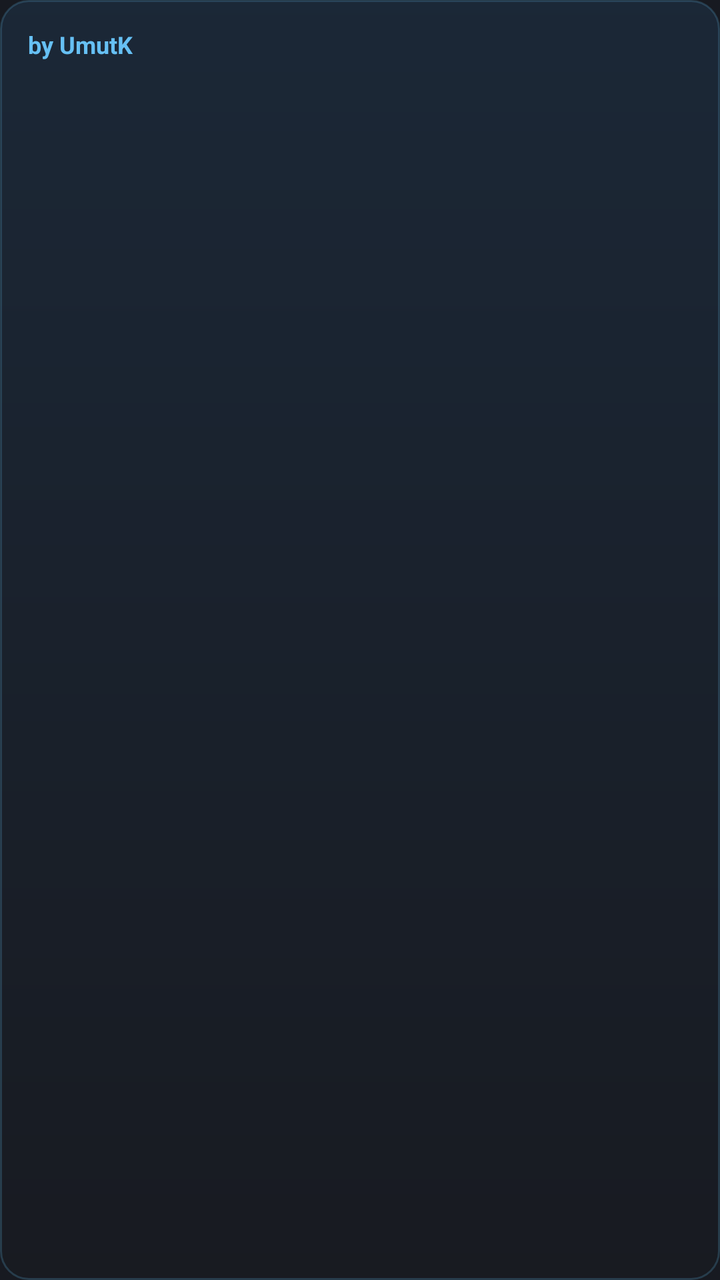
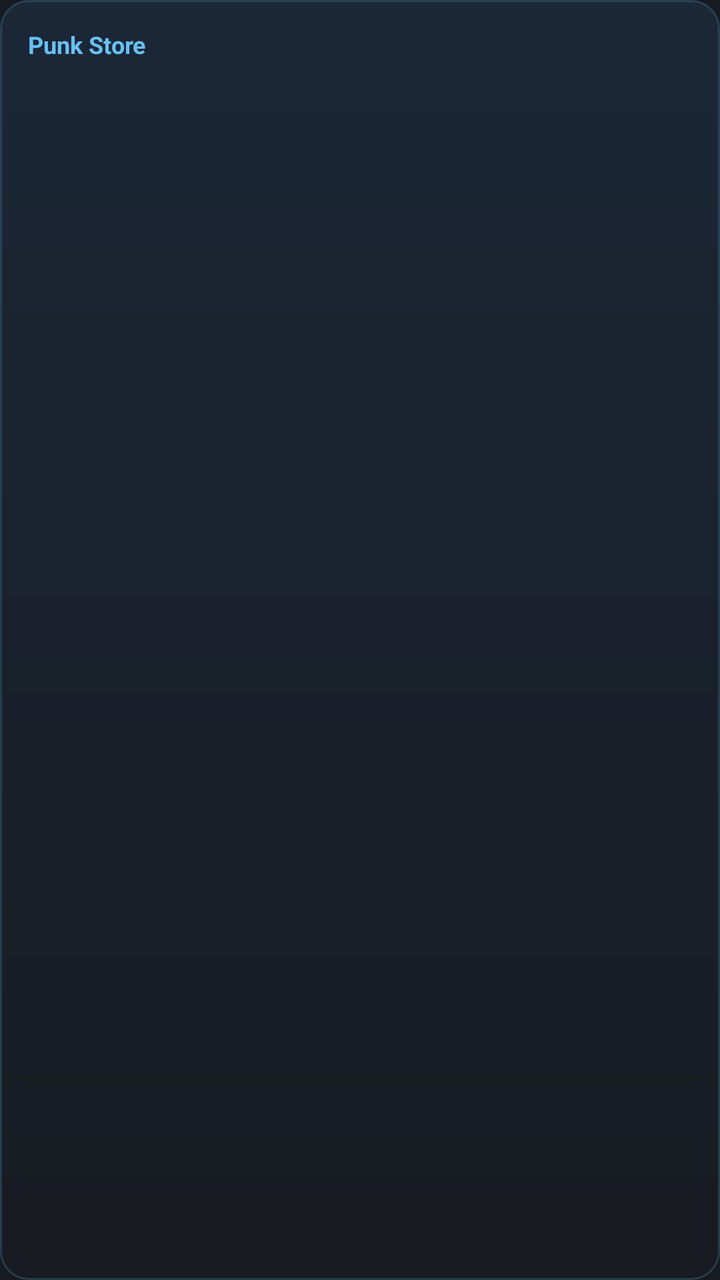

The first picture is an Android layout as it rendered before a commit; the second is the same layout after the commit. The layout source and the unified diff follow.
<!-- AndroidManifest.xml: application theme Theme.Punk -->
<!-- res/layout/widget_repos.xml -->
<?xml version="1.0" encoding="utf-8"?>
<LinearLayout xmlns:android="http://schemas.android.com/apk/res/android"
    android:id="@+id/wr_root" android:layout_width="match_parent" android:layout_height="match_parent"
    android:orientation="vertical" android:padding="14dp" android:background="@drawable/widget_bg_steam">
    <TextView android:id="@+id/wr_title" android:layout_width="match_parent" android:layout_height="wrap_content"
        android:text="by UmutK" android:textColor="#66C0F4" android:textSize="12sp" android:textStyle="bold" android:singleLine="true" android:paddingBottom="4dp" />
    <TextView android:id="@+id/wr_1" android:layout_width="match_parent" android:layout_height="0dp" android:layout_weight="1" android:gravity="center_vertical" android:textColor="#FFFFFF" android:textSize="13sp" android:singleLine="true" />
    <TextView android:id="@+id/wr_2" android:layout_width="match_parent" android:layout_height="0dp" android:layout_weight="1" android:gravity="center_vertical" android:textColor="#FFFFFF" android:textSize="13sp" android:singleLine="true" />
    <TextView android:id="@+id/wr_3" android:layout_width="match_parent" android:layout_height="0dp" android:layout_weight="1" android:gravity="center_vertical" android:textColor="#FFFFFF" android:textSize="13sp" android:singleLine="true" />
    <TextView android:id="@+id/wr_4" android:layout_width="match_parent" android:layout_height="0dp" android:layout_weight="1" android:gravity="center_vertical" android:textColor="#FFFFFF" android:textSize="13sp" android:singleLine="true" />
    <TextView android:id="@+id/wr_5" android:layout_width="match_parent" android:layout_height="0dp" android:layout_weight="1" android:gravity="center_vertical" android:textColor="#FFFFFF" android:textSize="13sp" android:singleLine="true" />
</LinearLayout>
<!-- resources referenced by this layout -->
<resources>
  <!-- drawable widget_bg_steam (drawable) -->
  <?xml version="1.0" encoding="utf-8"?>
  <shape xmlns:android="http://schemas.android.com/apk/res/android" android:shape="rectangle">
      <gradient android:angle="270" android:startColor="#F01B2838" android:endColor="#F0171A21" />
      <corners android:radius="14dp" />
      <stroke android:width="1dp" android:color="#3366C0F4" />
  </shape>
  <style name="Theme.Punk" parent="android:Theme.Material.NoActionBar">
          <item name="android:windowBackground">#171A21</item>
          <item name="android:statusBarColor">#171A21</item>
          <item name="android:navigationBarColor">#171A21</item>
      </style>
</resources>

<!-- the commit's change to res/layout/widget_repos.xml (unified diff, before → after) -->
@@ -3,10 +3,30 @@
     android:id="@+id/wr_root" android:layout_width="match_parent" android:layout_height="match_parent"
     android:orientation="vertical" android:padding="14dp" android:background="@drawable/widget_bg_steam">
     <TextView android:id="@+id/wr_title" android:layout_width="match_parent" android:layout_height="wrap_content"
-        android:text="by UmutK" android:textColor="#66C0F4" android:textSize="12sp" android:textStyle="bold" android:singleLine="true" android:paddingBottom="4dp" />
-    <TextView android:id="@+id/wr_1" android:layout_width="match_parent" android:layout_height="0dp" android:layout_weight="1" android:gravity="center_vertical" android:textColor="#FFFFFF" android:textSize="13sp" android:singleLine="true" />
-    <TextView android:id="@+id/wr_2" android:layout_width="match_parent" android:layout_height="0dp" android:layout_weight="1" android:gravity="center_vertical" android:textColor="#FFFFFF" android:textSize="13sp" android:singleLine="true" />
-    <TextView android:id="@+id/wr_3" android:layout_width="match_parent" android:layout_height="0dp" android:layout_weight="1" android:gravity="center_vertical" android:textColor="#FFFFFF" android:textSize="13sp" android:singleLine="true" />
-    <TextView android:id="@+id/wr_4" android:layout_width="match_parent" android:layout_height="0dp" android:layout_weight="1" android:gravity="center_vertical" android:textColor="#FFFFFF" android:textSize="13sp" android:singleLine="true" />
-    <TextView android:id="@+id/wr_5" android:layout_width="match_parent" android:layout_height="0dp" android:layout_weight="1" android:gravity="center_vertical" android:textColor="#FFFFFF" android:textSize="13sp" android:singleLine="true" />
+        android:text="Punk Store" android:textColor="#66C0F4" android:textSize="12sp" android:textStyle="bold" android:singleLine="true" android:paddingBottom="4dp" />
+    <LinearLayout android:layout_width="match_parent" android:layout_height="0dp" android:layout_weight="1" android:orientation="horizontal" android:gravity="center_vertical">
+        <ImageView android:id="@+id/wr_i1" android:layout_width="26dp" android:layout_height="26dp" android:scaleType="centerCrop" android:visibility="gone" />
+        <TextView android:id="@+id/wr_n1" android:layout_width="0dp" android:layout_height="wrap_content" android:layout_weight="1" android:layout_marginStart="8dp" android:textColor="#FFFFFF" android:textSize="13sp" android:singleLine="true" />
+        <TextView android:id="@+id/wr_s1" android:layout_width="wrap_content" android:layout_height="wrap_content" android:textColor="#8F98A0" android:textSize="11sp" android:singleLine="true" />
+    </LinearLayout>
+    <LinearLayout android:layout_width="match_parent" android:layout_height="0dp" android:layout_weight="1" android:orientation="horizontal" android:gravity="center_vertical">
+        <ImageView android:id="@+id/wr_i2" android:layout_width="26dp" android:layout_height="26dp" android:scaleType="centerCrop" android:visibility="gone" />
+        <TextView android:id="@+id/wr_n2" android:layout_width="0dp" android:layout_height="wrap_content" android:layout_weight="1" android:layout_marginStart="8dp" android:textColor="#FFFFFF" android:textSize="13sp" android:singleLine="true" />
+        <TextView android:id="@+id/wr_s2" android:layout_width="wrap_content" android:layout_height="wrap_content" android:textColor="#8F98A0" android:textSize="11sp" android:singleLine="true" />
+    </LinearLayout>
+    <LinearLayout android:layout_width="match_parent" android:layout_height="0dp" android:layout_weight="1" android:orientation="horizontal" android:gravity="center_vertical">
+        <ImageView android:id="@+id/wr_i3" android:layout_width="26dp" android:layout_height="26dp" android:scaleType="centerCrop" android:visibility="gone" />
+        <TextView android:id="@+id/wr_n3" android:layout_width="0dp" android:layout_height="wrap_content" android:layout_weight="1" android:layout_marginStart="8dp" android:textColor="#FFFFFF" android:textSize="13sp" android:singleLine="true" />
+        <TextView android:id="@+id/wr_s3" android:layout_width="wrap_content" android:layout_height="wrap_content" android:textColor="#8F98A0" android:textSize="11sp" android:singleLine="true" />
+    </LinearLayout>
+    <LinearLayout android:layout_width="match_parent" android:layout_height="0dp" android:layout_weight="1" android:orientation="horizontal" android:gravity="center_vertical">
+        <ImageView android:id="@+id/wr_i4" android:layout_width="26dp" android:layout_height="26dp" android:scaleType="centerCrop" android:visibility="gone" />
+        <TextView android:id="@+id/wr_n4" android:layout_width="0dp" android:layout_height="wrap_content" android:layout_weight="1" android:layout_marginStart="8dp" android:textColor="#FFFFFF" android:textSize="13sp" android:singleLine="true" />
+        <TextView android:id="@+id/wr_s4" android:layout_width="wrap_content" android:layout_height="wrap_content" android:textColor="#8F98A0" android:textSize="11sp" android:singleLine="true" />
+    </LinearLayout>
+    <LinearLayout android:layout_width="match_parent" android:layout_height="0dp" android:layout_weight="1" android:orientation="horizontal" android:gravity="center_vertical">
+        <ImageView android:id="@+id/wr_i5" android:layout_width="26dp" android:layout_height="26dp" android:scaleType="centerCrop" android:visibility="gone" />
+        <TextView android:id="@+id/wr_n5" android:layout_width="0dp" android:layout_height="wrap_content" android:layout_weight="1" android:layout_marginStart="8dp" android:textColor="#FFFFFF" android:textSize="13sp" android:singleLine="true" />
+        <TextView android:id="@+id/wr_s5" android:layout_width="wrap_content" android:layout_height="wrap_content" android:textColor="#8F98A0" android:textSize="11sp" android:singleLine="true" />
+    </LinearLayout>
 </LinearLayout>
